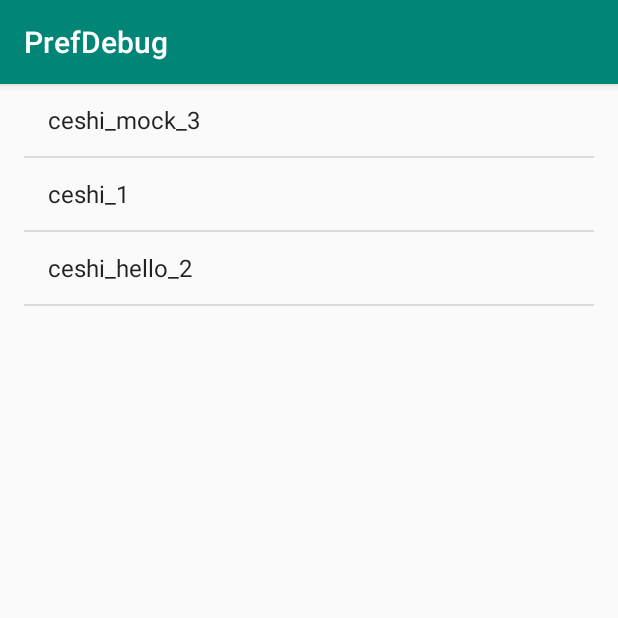
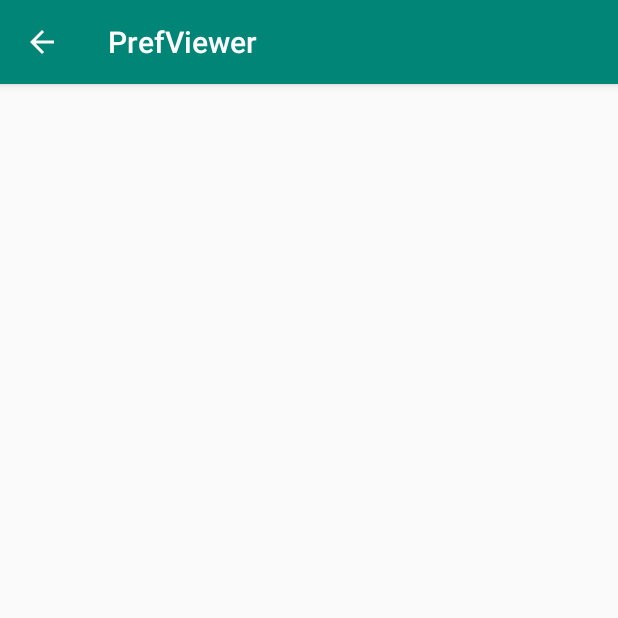
Before and after one commit to tangtingyun/LcLib, an Android app: the WorkJavaActivity screen opened directly, with no data from a screen before it, after a tap on "BTN", on a phone screen of 412 x 824 dp, the top half of it. Run offline under Robolectric (Android 15) with nearby library versions, the phone set to English and light mode, and no system bars.

Commit message:
添加pref-debug

```diff
--- a/app/src/main/AndroidManifest.xml
+++ b/app/src/main/AndroidManifest.xml
@@ -14,8 +14,7 @@
         android:roundIcon="@mipmap/ic_launcher_round"
         android:supportsRtl="true"
         android:theme="@style/AppTheme">
-        <activity android:name=".debug.preference.ui.DebugPrefActivity"
-            android:label="PrefDebug"></activity>
+        <activity android:name=".debug.preference.ui.DebugPrefActivity"></activity>
         <activity android:name=".work.bestpractice.threeD.CardFlipActivity" />
         <activity android:name=".work.page.IncludeLearnAct" />
         <activity android:name=".work.page.LottieActivity" />
--- a/app/src/main/java/com/step/lclib/debug/preference/ui/DebugPrefActivity.kt
+++ b/app/src/main/java/com/step/lclib/debug/preference/ui/DebugPrefActivity.kt
@@ -2,18 +2,23 @@ package com.step.lclib.debug.preference.ui
 
 import android.content.Context
 import android.content.Intent
+import android.os.Bundle
+import android.view.MenuItem
 import androidx.appcompat.app.AppCompatActivity
-import android.os.Bundle
 import com.step.lclib.R
 
 class DebugPrefActivity : AppCompatActivity() {
-    private var mEditable: Boolean = false
 
     override fun onCreate(savedInstanceState: Bundle?) {
         super.onCreate(savedInstanceState)
         setContentView(R.layout.activity_debug_pref)
 
-        mEditable = intent.getBooleanExtra(EXTRA_EDITABLE, false)
+        supportActionBar?.apply {
+            setDisplayHomeAsUpEnabled(true);
+            setDisplayShowHomeEnabled(false);
+            title = "PrefViewer";
+        }
+
         if (savedInstanceState == null) {
             supportFragmentManager
                 .beginTransaction()
@@ -28,20 +33,35 @@ class DebugPrefActivity : AppCompatActivity() {
             .beginTransaction()
             .replace(
                 R.id.fragment_container_view,
-                PrefDetailsFragment.newInstance(prefName, mEditable)
+                PrefDetailsFragment.newInstance(prefName)
             )
             .addToBackStack(null)
             .commit()
     }
 
+    override fun onOptionsItemSelected(item: MenuItem): Boolean {
+        return when (item.getItemId()) {
+            android.R.id.home -> {
+                if (supportFragmentManager.backStackEntryCount > 0) {
+                    supportFragmentManager.popBackStack();
+                } else {
+                    finish()
+                }
+                true
+            }
+            else -> super.onOptionsItemSelected(item)
+        }
+    }
+
+    override fun onBackPressed() {
+        super.onBackPressed()
+    }
 
     companion object {
-        private const val EXTRA_EDITABLE = "extra_editable"
 
-        fun start(context: Context, editable: Boolean) {
+        fun start(context: Context) {
             val intent = Intent(context, DebugPrefActivity::class.java)
             intent.addFlags(Intent.FLAG_ACTIVITY_NEW_TASK)
-            intent.putExtra(EXTRA_EDITABLE, editable)
             context.startActivity(intent)
         }
     }
--- a/app/src/main/java/com/step/lclib/debug/preference/ui/PrefListFragment.kt
+++ b/app/src/main/java/com/step/lclib/debug/preference/ui/PrefListFragment.kt
@@ -8,18 +8,16 @@ import android.view.LayoutInflater
 import android.view.View
 import android.view.ViewGroup
 import android.widget.TextView
-import android.widget.Toast
 import androidx.lifecycle.lifecycleScope
 import androidx.recyclerview.widget.DividerItemDecoration
-import com.step.lclib.R
-import com.step.lclib.debug.preference.utils.PrefManager
+import com.step.lclib.debug.preference.utils.DebugPrefManager
 import kotlinx.coroutines.Dispatchers
 import kotlinx.coroutines.launch
 import kotlinx.coroutines.withContext
 
 class PrefListFragment : Fragment() {
 
-    private val mPrefAdapter = PrefListAdapter { view, prefName ->
+    private val mPrefAdapter = PrefListAdapter { _, prefName ->
         if (activity is DebugPrefActivity) {
             (activity as DebugPrefActivity).showDetails(prefName)
         }
@@ -30,9 +28,8 @@ class PrefListFragment : Fragment() {
         inflater: LayoutInflater, container: ViewGroup?,
         savedInstanceState: Bundle?
     ): View? {
-        val view = inflater.inflate(R.layout.fragment_pref_list, container, false)
-        if (view is RecyclerView) {
-            with(view) {
+        val recyclerView = RecyclerView(requireContext())
+        with(recyclerView) {
             layoutManager = LinearLayoutManager(requireContext())
             adapter = mPrefAdapter
             setHasFixedSize(true)
@@ -43,15 +40,14 @@ class PrefListFragment : Fragment() {
                 )
             )
         }
-        }
-        return view
+        return recyclerView
     }
 
     override fun onViewCreated(view: View, savedInstanceState: Bundle?) {
         super.onViewCreated(view, savedInstanceState)
         viewLifecycleOwner.lifecycleScope.launch {
             val filesName = withContext(Dispatchers.IO) {
-                val filesName = PrefManager.getInstance(requireContext()).getFilesName()
+                val filesName = DebugPrefManager.getInstance(requireContext()).getFilesName()
                 filesName
             }
             mPrefAdapter.setNewData(filesName)
--- a/app/src/main/java/com/step/lclib/debug/preference/utils/PrefManager.kt
+++ b/app/src/main/java/com/step/lclib/debug/preference/utils/DebugPrefManager.kt
@@ -11,38 +11,11 @@ import com.step.lclib.debug.preference.ui.DebugPrefActivity
 import java.io.File
 
 
-class PrefManager private constructor(private val context: Context) {
+class DebugPrefManager private constructor(private val context: Context) {
 
 
-    fun mockSp() {
-        context.getSharedPreferences("ceshi_1", Context.MODE_PRIVATE)
-            .edit().apply {
-                putString("firstName", "ali")
-                putString("lastName", "asadi")
-                putString("email", "ali@asadi.com")
-                putBoolean("aaa", false)
-                putLong("bbb", 1000L)
-                putFloat("ccc", 8888f)
-                putInt("ddd", 878)
-                apply()
-            }
-        context.getSharedPreferences("ceshi_hello_2", Context.MODE_PRIVATE)
-            .edit().apply {
-                putString("env", "beta")
-                putString("host", "google.com")
-                apply()
-            }
-        context.getSharedPreferences("ceshi_mock_3", Context.MODE_PRIVATE)
-            .edit().apply {
-                putBoolean("firstOpen", true)
-                apply()
-            }
-
-    }
-
-    fun showDebugScreen(editable: Boolean) {
-        mockSp()
-        DebugPrefActivity.start(context, editable)
+    fun showDebugScreen() {
+        DebugPrefActivity.start(context)
     }
 
     fun getDataBySpName(prefName: String): PreferenceFile {
@@ -74,7 +47,7 @@ class PrefManager private constructor(private val context: Context) {
         return filesNameList
     }
 
-    fun getSpByName(prefName: String) = context.getSharedPreferences(prefName, Context.MODE_PRIVATE)
+    private fun getSpByName(prefName: String) = context.getSharedPreferences(prefName, Context.MODE_PRIVATE)
 
 
     private fun getValueType(value: Any): PreferenceType = when (value) {
@@ -125,12 +98,12 @@ class PrefManager private constructor(private val context: Context) {
 
         @SuppressLint("StaticFieldLeak")
         @Volatile
-        private var instance: PrefManager? = null
+        private var instance: DebugPrefManager? = null
 
         @JvmStatic
         fun getInstance(context: Context) =
             instance ?: synchronized(this) {
-                instance ?: PrefManager(context.applicationContext).also { instance = it }
+                instance ?: DebugPrefManager(context.applicationContext).also { instance = it }
             }
     }
 }
--- a/app/src/main/java/com/step/lclib/work/page/WorkJavaActivity.java
+++ b/app/src/main/java/com/step/lclib/work/page/WorkJavaActivity.java
@@ -7,7 +7,7 @@ import android.os.Bundle;
 import android.view.View;
 
 import com.step.lclib.R;
-import com.step.lclib.debug.preference.utils.PrefManager;
+import com.step.lclib.debug.preference.utils.DebugPrefManager;
 
 
 /**
@@ -33,8 +33,8 @@ public class WorkJavaActivity extends AppCompatActivity {
 
                 System.out.println((bContext instanceof Context));
 
-                PrefManager.getInstance(WorkJavaActivity.this)
-                        .showDebugScreen(true);
+                DebugPrefManager.getInstance(WorkJavaActivity.this)
+                        .showDebugScreen();
 
 //                System.out.println(ActivityUtils.isActivityDead(context));
               /*  StorageCase.INSTANCE.testImage(WorkJavaActivity.this);
--- a/app/src/main/res/layout/dialog_edit_value.xml
+++ b/app/src/main/res/layout/dialog_edit_value.xml
@@ -10,7 +10,7 @@
     <TextView
         android:layout_width="wrap_content"
         android:layout_height="wrap_content"
-        android:text="Edit Value"
+        android:text="编辑"
         android:textAppearance="?android:attr/textAppearanceLarge" />
 
 
--- a/app/src/main/res/layout/fragment_pref_list.xml
+++ /dev/null
@@ -1,8 +0,0 @@
-<?xml version="1.0" encoding="utf-8"?>
-<androidx.recyclerview.widget.RecyclerView xmlns:android="http://schemas.android.com/apk/res/android"
-    xmlns:app="http://schemas.android.com/apk/res-auto"
-    xmlns:tools="http://schemas.android.com/tools"
-    android:layout_width="match_parent"
-    android:layout_height="match_parent"
-    android:layout_marginLeft="16dp"
-    android:layout_marginRight="16dp" />
```
Also changed, not shown: app/src/main/java/com/step/lclib/debug/preference/ui/PrefDetailsFragment.kt (+13 -23 lines), app/src/main/java/com/step/lclib/debug/preference/utils/DialogUtils.java (+2 -6 lines), app/src/main/res/layout/fragment_pref_details.xml (deleted, +0 -8 lines), app/src/main/res/layout/item_pref_details.xml (+6 -4 lines). Lines whose indentation alone changed are shown as unchanged.
